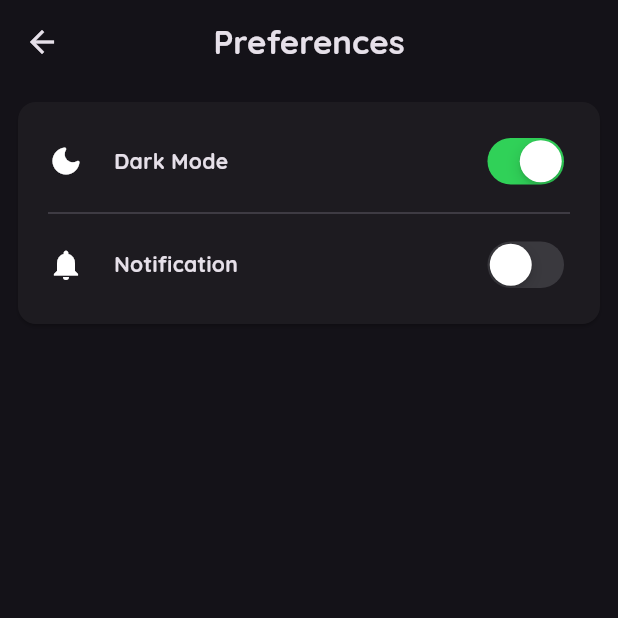
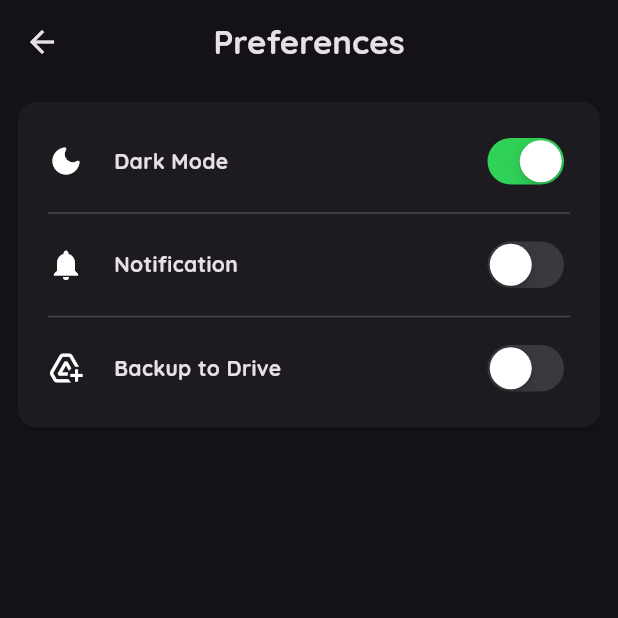
Before and after one commit to CovenantJunior/todo-list, a Flutter app: the TodoListPreferences screen opened by its route, on a phone screen of 412 x 824 dp, the top half of it. Run offline on Flutter 3.47's test engine with Material 3 defaults, Android fonts, the light colour scheme and no system bars; our stand-ins replace isar, liquid_pull_to_refresh, multi_select_flutter, popover, share_plus; accounts and stored records are empty; generated files the repository leaves out were written again.

Commit message:
Filled icons

```diff
--- a/lib/layouts/todo_list_preferences.dart
+++ b/lib/layouts/todo_list_preferences.dart
@@ -86,7 +86,30 @@ class _TodoListPreferencesState extends State<TodoListPreferences> {
                       )
                     ],
                   ),
-                  // const Divider(height: 30),
+                  const Divider(height: 30),
+                  Row(
+                    mainAxisAlignment: MainAxisAlignment.spaceBetween,
+                    children: [
+                      const Row(
+                        children: [
+                          Icon(Icons.add_to_drive),
+                          SizedBox(width: 20),
+                          Text(
+                            'Backup to Drive',
+                            style: TextStyle(
+                              fontWeight: FontWeight.bold,
+                              fontFamily: "Quicksand"
+                            ),
+                          ),
+                        ],
+                      ),
+                      CupertinoSwitch(
+                        value: false,
+                        onChanged: (value) {
+                        }
+                      )
+                    ],
+                  ),
                 ],
               ),
             ),
```
